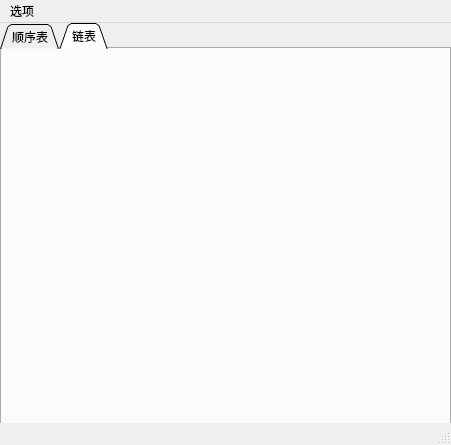
Qt form mainwindow.ui (Billxkk/-) before a commit.
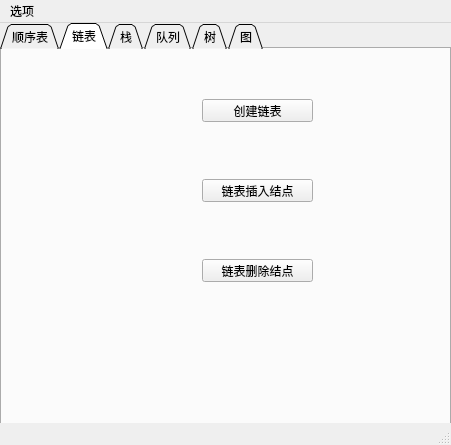
The same form after that commit. The open tabs and pages were chosen to show the change. Icons and pictures are not drawn.

The edit to the form file:
```diff
--- a/mainwindow.ui
+++ b/mainwindow.ui
@@ -92,6 +92,117 @@
     <widget class="QWidget" name="linkedList_tab">
      <attribute name="title">
       <string>链表</string>
+     </attribute>
+     <widget class="QPushButton" name="linkCreatButton">
+      <property name="geometry">
+       <rect>
+        <x>200</x>
+        <y>50</y>
+        <width>111</width>
+        <height>23</height>
+       </rect>
+      </property>
+      <property name="text">
+       <string>创建链表</string>
+      </property>
+     </widget>
+     <widget class="QPushButton" name="linkInsButton">
+      <property name="geometry">
+       <rect>
+        <x>200</x>
+        <y>130</y>
+        <width>111</width>
+        <height>23</height>
+       </rect>
+      </property>
+      <property name="text">
+       <string>链表插入结点</string>
+      </property>
+     </widget>
+     <widget class="QPushButton" name="linkDelButton">
+      <property name="geometry">
+       <rect>
+        <x>200</x>
+        <y>210</y>
+        <width>111</width>
+        <height>23</height>
+       </rect>
+      </property>
+      <property name="text">
+       <string>链表删除结点</string>
+      </property>
+     </widget>
+    </widget>
+    <widget class="QWidget" name="stack_tab">
+     <attribute name="title">
+      <string>栈</string>
+     </attribute>
+     <widget class="QPushButton" name="enterStackButton">
+      <property name="geometry">
+       <rect>
+        <x>200</x>
+        <y>50</y>
+        <width>111</width>
+        <height>23</height>
+       </rect>
+      </property>
+      <property name="text">
+       <string>入栈</string>
+      </property>
+     </widget>
+     <widget class="QPushButton" name="outStackButton">
+      <property name="geometry">
+       <rect>
+        <x>200</x>
+        <y>130</y>
+        <width>111</width>
+        <height>23</height>
+       </rect>
+      </property>
+      <property name="text">
+       <string>出栈</string>
+      </property>
+     </widget>
+    </widget>
+    <widget class="QWidget" name="queue_tab">
+     <attribute name="title">
+      <string>队列</string>
+     </attribute>
+     <widget class="QPushButton" name="enterQueueButton">
+      <property name="geometry">
+       <rect>
+        <x>200</x>
+        <y>50</y>
+        <width>111</width>
+        <height>23</height>
+       </rect>
+      </property>
+      <property name="text">
+       <string>入队</string>
+      </property>
+     </widget>
+     <widget class="QPushButton" name="outQueueButton">
+      <property name="geometry">
+       <rect>
+        <x>200</x>
+        <y>130</y>
+        <width>111</width>
+        <height>23</height>
+       </rect>
+      </property>
+      <property name="text">
+       <string>出队</string>
+      </property>
+     </widget>
+    </widget>
+    <widget class="QWidget" name="tree_tab">
+     <attribute name="title">
+      <string>树</string>
+     </attribute>
+    </widget>
+    <widget class="QWidget" name="graph_tab">
+     <attribute name="title">
+      <string>图</string>
      </attribute>
     </widget>
    </widget>
```
Left out of the diff: 10 changed lines with no effect on the pictures.
